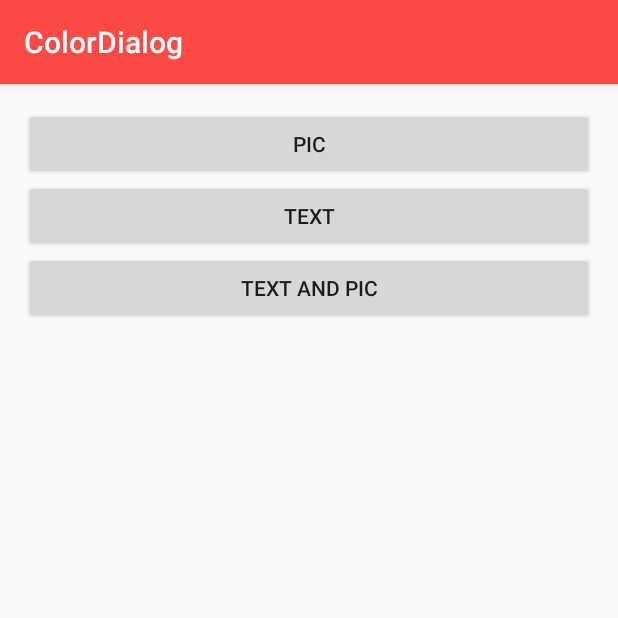
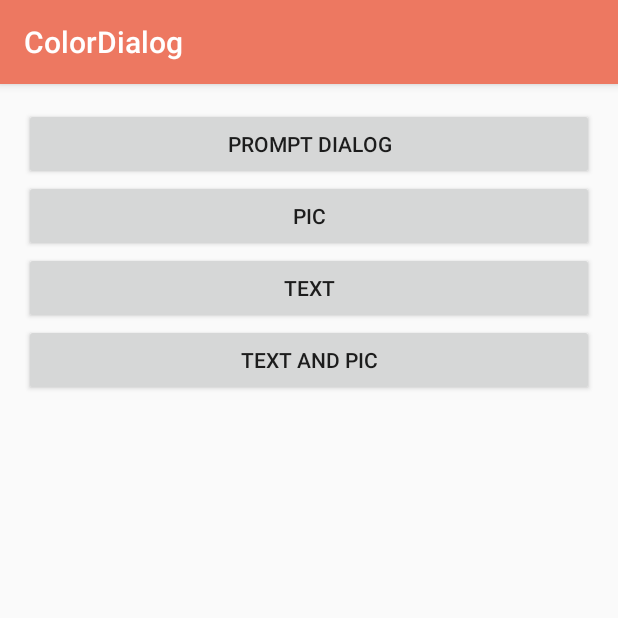
Before and after one commit to zhongchao726/ColorDialog, an Android app: the screen it shows after launch (MainActivity), on a phone screen of 412 x 824 dp, the top half of it. Run offline under Robolectric (Android 15) with nearby library versions, the phone set to English and light mode, and no system bars.

Commit message:
update PromptDialog

```diff
--- a/app/src/main/res/layout/activity_main.xml
+++ b/app/src/main/res/layout/activity_main.xml
@@ -5,6 +5,12 @@
     android:layout_height="match_parent"
     android:padding="16dp"
     android:orientation="vertical">
+
+    <Button
+        android:onClick="showPromptDialog"
+        android:layout_width="match_parent"
+        android:layout_height="wrap_content"
+        android:text="Prompt Dialog"/>
 
     <Button
         android:onClick="showPicDialog"
--- a/app/src/main/res/values/colors.xml
+++ b/app/src/main/res/values/colors.xml
@@ -1,6 +1,6 @@
 <?xml version="1.0" encoding="utf-8"?>
 <resources>
-    <color name="colorPrimary">#fb4946</color>
-    <color name="colorPrimaryDark">#fb4946</color>
-    <color name="colorAccent">#fb4946</color>
+    <color name="colorPrimary">#ed7861</color>
+    <color name="colorPrimaryDark">#ed7861</color>
+    <color name="colorAccent">#ed7861</color>
 </resources>
```
Also changed, not shown: app/src/main/java/cn/refactor/sample/colordialog/MainActivity.java (+16 -0 lines), 1 other file.
